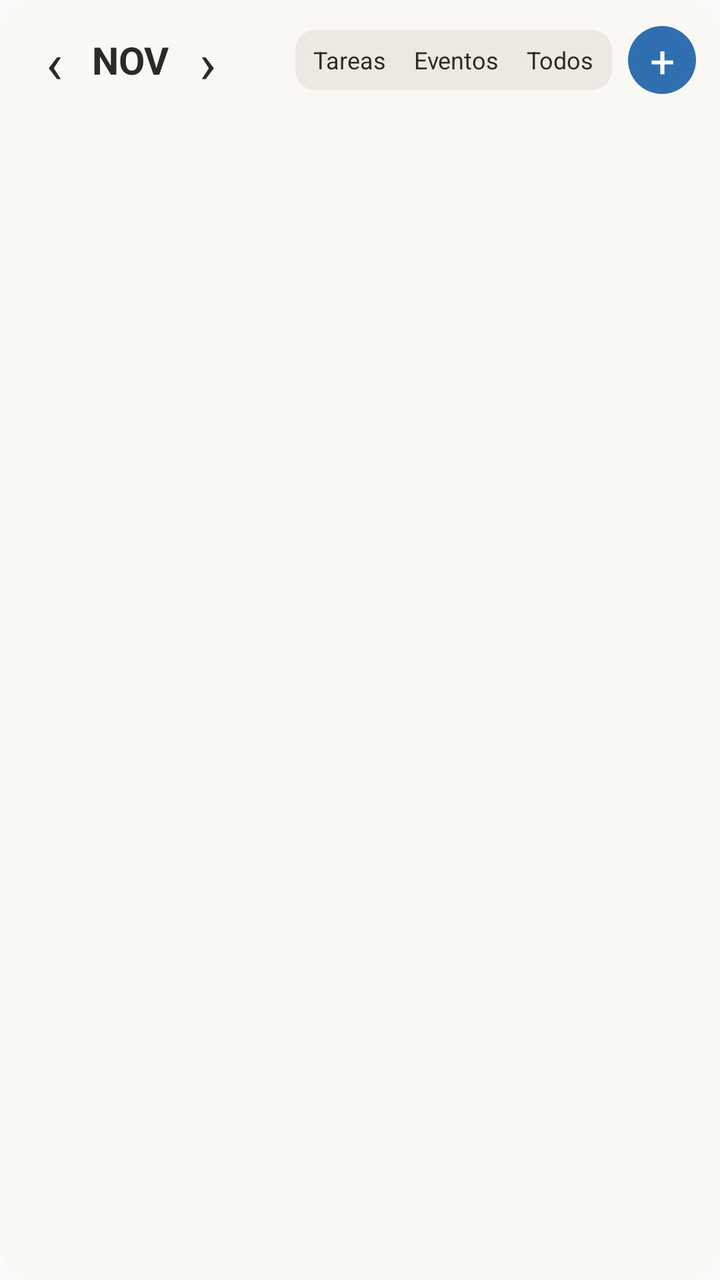
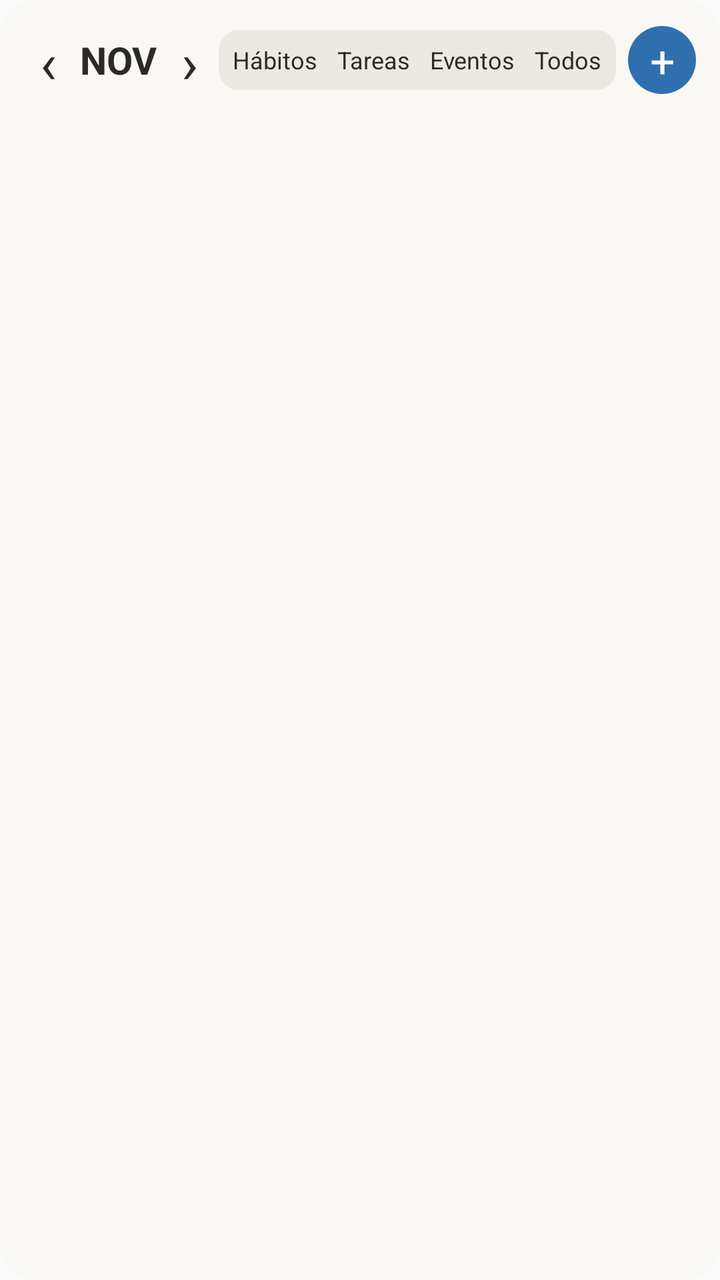

Two renders of the same Android screen: before a commit and after it. Below are the layout's source before the change and the commit's diff.
<!-- AndroidManifest.xml: application theme AppTheme -->
<!-- res/layout/widget_calendario.xml -->
<?xml version="1.0" encoding="utf-8"?>
<FrameLayout xmlns:android="http://schemas.android.com/apk/res/android"
    android:layout_width="match_parent"
    android:layout_height="match_parent">

    
    <ImageView
        android:id="@+id/fondo_widget"
        android:layout_width="match_parent"
        android:layout_height="match_parent"
        android:importantForAccessibility="no"
        android:scaleType="fitXY"
        android:src="@drawable/widget_fondo" />

<LinearLayout
    android:layout_width="match_parent"
    android:layout_height="match_parent"
    android:orientation="vertical"
    android:paddingStart="12dp"
    android:paddingTop="12dp"
    android:paddingEnd="12dp">

    <LinearLayout
        android:layout_width="match_parent"
        android:layout_height="wrap_content"
        android:gravity="center_vertical"
        android:orientation="horizontal">

        <TextView
            android:id="@+id/cal_atras"
            android:layout_width="30dp"
            android:layout_height="36dp"
            android:contentDescription="Mes anterior"
            android:gravity="center"
            android:text="‹"
            android:textColor="@color/widget_texto"
            android:textSize="28sp" />

        <TextView
            android:id="@+id/cal_mes"
            android:layout_width="wrap_content"
            android:layout_height="wrap_content"
            android:maxLines="1"
            android:paddingStart="4dp"
            android:paddingEnd="4dp"
            android:text="NOV"
            android:textColor="@color/widget_texto"
            android:textSize="19sp"
            android:textStyle="bold" />

        <TextView
            android:id="@+id/cal_adelante"
            android:layout_width="30dp"
            android:layout_height="36dp"
            android:contentDescription="Mes siguiente"
            android:gravity="center"
            android:text="›"
            android:textColor="@color/widget_texto"
            android:textSize="28sp" />

        <FrameLayout
            android:layout_width="0dp"
            android:layout_height="1dp"
            android:layout_weight="1" />

        <LinearLayout
            android:id="@+id/cal_filtros"
            android:layout_width="wrap_content"
            android:layout_height="wrap_content"
            android:background="@drawable/widget_filtros"
            android:orientation="horizontal"
            android:padding="2dp">

            <TextView
                android:id="@+id/cal_f_tareas"
                android:layout_width="wrap_content"
                android:layout_height="26dp"
                android:gravity="center"
                android:paddingStart="7dp"
                android:paddingEnd="7dp"
                android:text="Tareas"
                android:textColor="@color/widget_texto"
                android:textSize="12sp" />

            <TextView
                android:id="@+id/cal_f_eventos"
                android:layout_width="wrap_content"
                android:layout_height="26dp"
                android:gravity="center"
                android:paddingStart="7dp"
                android:paddingEnd="7dp"
                android:text="Eventos"
                android:textColor="@color/widget_texto"
                android:textSize="12sp" />

            <TextView
                android:id="@+id/cal_f_todos"
                android:layout_width="wrap_content"
                android:layout_height="26dp"
                android:gravity="center"
                android:paddingStart="7dp"
                android:paddingEnd="7dp"
                android:text="Todos"
                android:textColor="@color/widget_texto"
                android:textSize="12sp" />

        </LinearLayout>

        <TextView
            android:id="@+id/cal_nueva"
            android:layout_width="34dp"
            android:layout_height="34dp"
            android:layout_marginStart="8dp"
            android:background="@drawable/widget_boton"
            android:contentDescription="Nueva tarea"
            android:gravity="center"
            android:text="+"
            android:textColor="@color/widget_boton_texto"
            android:textSize="22sp" />
    </LinearLayout>

    <ImageView
        android:id="@+id/cal_imagen"
        android:layout_width="match_parent"
        android:layout_height="0dp"
        android:layout_weight="1"
        android:layout_marginTop="4dp"
        android:contentDescription="Abrir el calendario en Andamia"
        android:scaleType="fitXY" />
</LinearLayout>
</FrameLayout>
<!-- resources referenced by this layout -->
<resources>
  <color name="widget_boton_texto">#FFFFFF</color>
  <color name="widget_texto">#2B2A27</color>
  <!-- drawable widget_boton (drawable) -->
  <?xml version="1.0" encoding="utf-8"?>
  <shape xmlns:android="http://schemas.android.com/apk/res/android" android:shape="oval">
      <solid android:color="@color/widget_acento" />
  </shape>
  <!-- drawable widget_filtros (drawable) -->
  <?xml version="1.0" encoding="utf-8"?>
  <shape xmlns:android="http://schemas.android.com/apk/res/android">
      <corners android:radius="10dp" />
      <solid android:color="@color/widget_evento_suave" />
  </shape>
  <!-- drawable widget_fondo (drawable) -->
  <?xml version="1.0" encoding="utf-8"?>
  <shape xmlns:android="http://schemas.android.com/apk/res/android" android:shape="rectangle">
      <solid android:color="@color/widget_fondo" />
      <corners android:radius="20dp" />
  </shape>
  <style name="AppTheme" parent="Theme.AppCompat.Light.DarkActionBar">
          
          <item name="colorPrimary">@color/colorPrimary</item>
          <item name="colorPrimaryDark">@color/colorPrimaryDark</item>
          <item name="colorAccent">@color/colorAccent</item>
      </style>
  <color name="widget_acento">#2F6FB0</color>
  <color name="widget_evento_suave">#ECE9E2</color>
  <color name="widget_fondo">#F2FAF8F4</color>
</resources>

<!-- the commit's change to res/layout/widget_calendario.xml (unified diff, before → after) -->
@@ -28,7 +28,7 @@
 
         <TextView
             android:id="@+id/cal_atras"
-            android:layout_width="30dp"
+            android:layout_width="24dp"
             android:layout_height="36dp"
             android:contentDescription="Mes anterior"
             android:gravity="center"
@@ -50,7 +50,7 @@
 
         <TextView
             android:id="@+id/cal_adelante"
-            android:layout_width="30dp"
+            android:layout_width="24dp"
             android:layout_height="36dp"
             android:contentDescription="Mes siguiente"
             android:gravity="center"
@@ -72,12 +72,23 @@
             android:padding="2dp">
 
             <TextView
+                android:id="@+id/cal_f_habitos"
+                android:layout_width="wrap_content"
+                android:layout_height="26dp"
+                android:gravity="center"
+                android:paddingStart="5dp"
+                android:paddingEnd="5dp"
+                android:text="Hábitos"
+                android:textColor="@color/widget_texto"
+                android:textSize="12sp" />
+
+            <TextView
                 android:id="@+id/cal_f_tareas"
                 android:layout_width="wrap_content"
                 android:layout_height="26dp"
                 android:gravity="center"
-                android:paddingStart="7dp"
-                android:paddingEnd="7dp"
+                android:paddingStart="5dp"
+                android:paddingEnd="5dp"
                 android:text="Tareas"
                 android:textColor="@color/widget_texto"
                 android:textSize="12sp" />
@@ -87,8 +98,8 @@
                 android:layout_width="wrap_content"
                 android:layout_height="26dp"
                 android:gravity="center"
-                android:paddingStart="7dp"
-                android:paddingEnd="7dp"
+                android:paddingStart="5dp"
+                android:paddingEnd="5dp"
                 android:text="Eventos"
                 android:textColor="@color/widget_texto"
                 android:textSize="12sp" />
@@ -98,8 +109,8 @@
                 android:layout_width="wrap_content"
                 android:layout_height="26dp"
                 android:gravity="center"
-                android:paddingStart="7dp"
-                android:paddingEnd="7dp"
+                android:paddingStart="5dp"
+                android:paddingEnd="5dp"
                 android:text="Todos"
                 android:textColor="@color/widget_texto"
                 android:textSize="12sp" />
@@ -110,7 +121,7 @@
             android:id="@+id/cal_nueva"
             android:layout_width="34dp"
             android:layout_height="34dp"
-            android:layout_marginStart="8dp"
+            android:layout_marginStart="6dp"
             android:background="@drawable/widget_boton"
             android:contentDescription="Nueva tarea"
             android:gravity="center"
